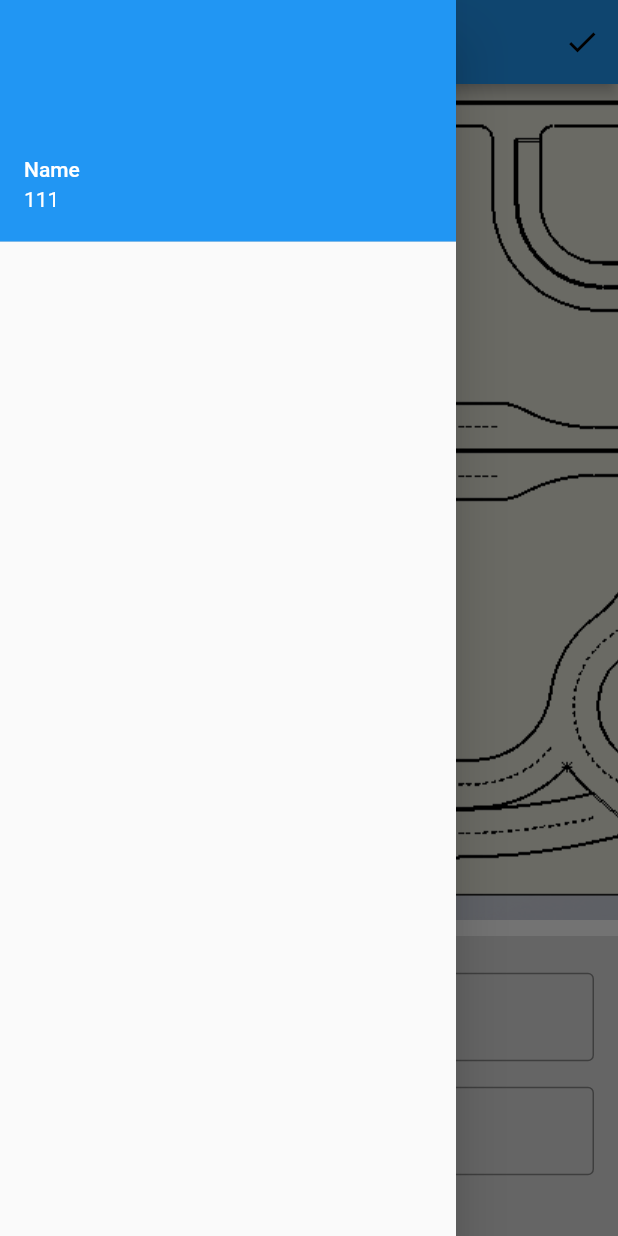
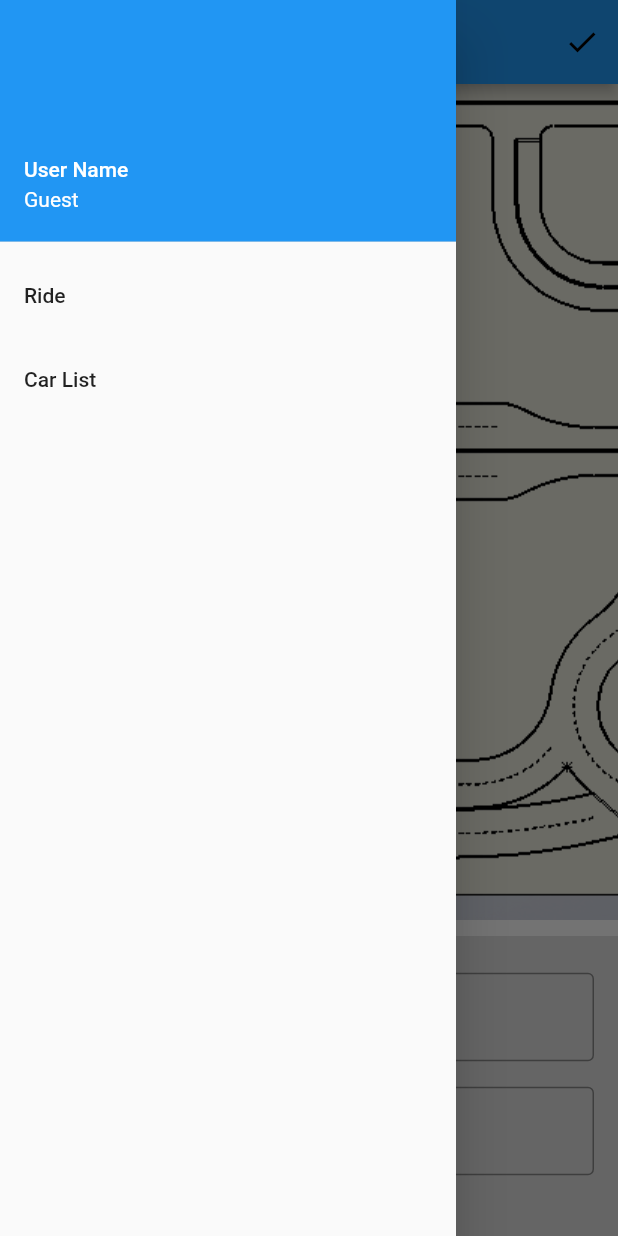
Before and after one commit to UD-F21-Project11-Team19/cisc475Project, a Flutter app: the MyHomePage screen opened directly, with the side drawer open, on a phone screen of 412 x 824 dp. Run offline on Flutter 3.47's test engine with Material 2 defaults, Android fonts, the phone set to English and light mode, and no system bars; our stand-ins replace video_player.

Commit message:
carlist and drawer

```diff
--- a/lib/main.dart
+++ b/lib/main.dart
@@ -1,6 +1,8 @@
 import 'package:flutter/material.dart';
 
 import 'package:video_player/video_player.dart';
+
+//import 'IDS_Car_List.dart';
 
 void main() => runApp(BackgroundVideo());
 
@@ -232,15 +234,6 @@ class path extends StatelessWidget {
     return MaterialApp(
       title: 'Flutter Demo',
       theme: ThemeData(
-        // This is the theme of your application.
-        //
-        // Try running your application with "flutter run". You'll see the
-        // application has a blue toolbar. Then, without quitting the app, try
-        // changing the primarySwatch below to Colors.green and then invoke
-        // "hot reload" (press "r" in the console where you ran "flutter run",
-        // or simply save your changes to "hot reload" in a Flutter IDE).
-        // Notice that the counter didn't reset back to zero; the application
-        // is not restarted.
         primarySwatch: Colors.blue,
       ),
       home: MyHomePage(title: 'IDS LAB'),
@@ -306,7 +299,7 @@ class _MyHomePageState extends State<MyHomePage> {
     tapTimes++;
   }
 
-@override
+  @override
   Widget build(BuildContext context) {
     return Scaffold(
       appBar: AppBar(
@@ -329,9 +322,27 @@ class _MyHomePageState extends State<MyHomePage> {
         ],
       ),
       drawer: Drawer(
-          child: ListView(children: const <Widget>[
+          child: ListView(children: [
         UserAccountsDrawerHeader(
-            accountName: Text('Name'), accountEmail: Text('111'))
+            accountName: Text('User Name'), accountEmail: Text('Guest')),
+        ListTile(
+          title: const Text('Ride'),
+          onTap: () {
+            // Update the state of the app.
+            Navigator.pop(context);
+          },
+        ),
+        ListTile(
+          title: const Text('Car List'),
+          onTap: () {
+            // Update the state of the app.
+            Navigator.pop(context);
+            // Navigator.push(
+            //   context,
+            //   MaterialPageRoute(builder: (context) => CarList()),
+            // );
+          },
+        ),
       ])),
       body: SizedBox.expand(
         child: Padding(
--- a/pubspec.yaml
+++ b/pubspec.yaml
@@ -56,6 +56,7 @@ flutter:
     - assets/IDS_logo.png
     - assets/Background_Video.mp4
     - assets/IDS_lab.png
+    - assets/images/
 
   # An image asset can refer to one or more resolution-specific "variants", see
   # https://flutter.dev/assets-and-images/#resolution-aware.
```
Also changed, not shown: 6 other files.
